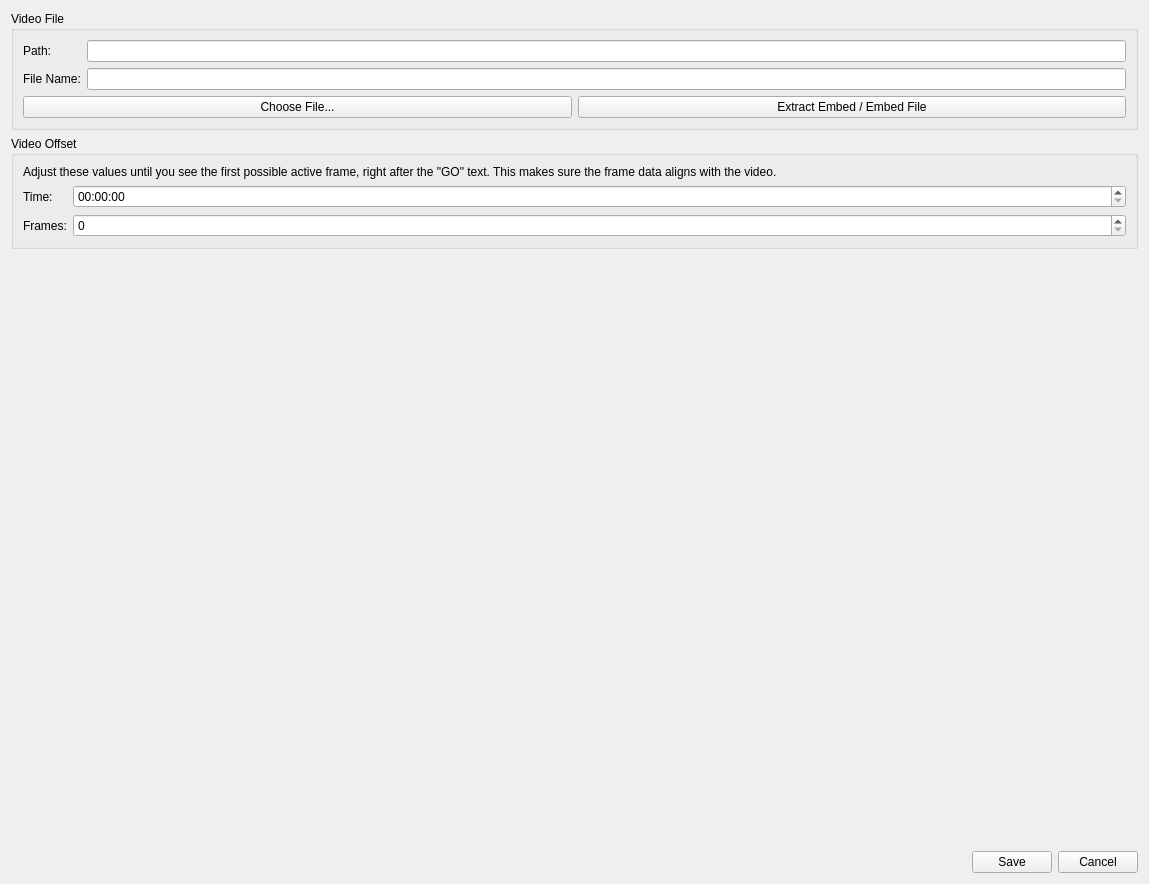
Old version of the form application/forms/VideoAssociatorDialog.ui in the repository reframedultimate/ReFramed.
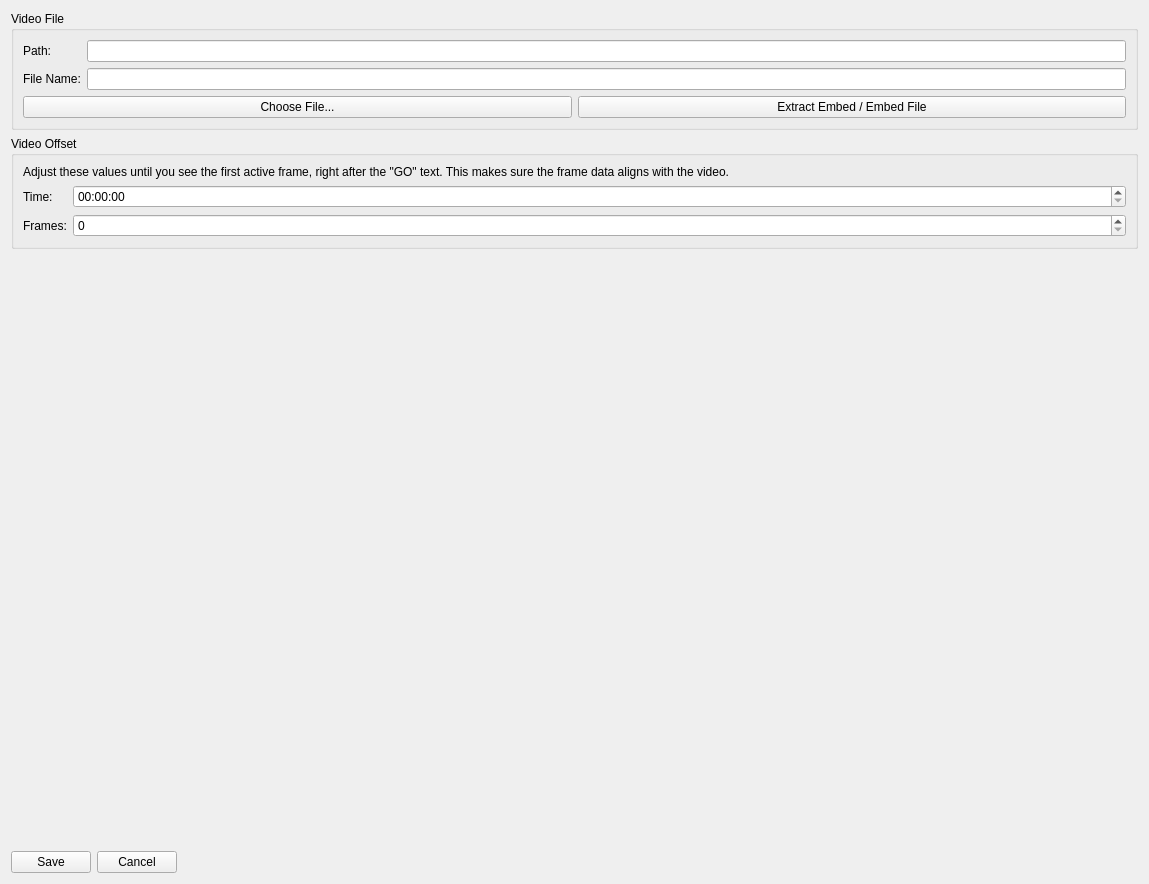
New version of the form.

Commit message: Show error if video plugin couldn't be found in video associator

What changed in the file:
```diff
--- a/application/forms/VideoAssociatorDialog.ui
+++ b/application/forms/VideoAssociatorDialog.ui
@@ -93,7 +93,7 @@
       <item row="0" column="0" colspan="2">
        <widget class="QLabel" name="label_5">
         <property name="text">
-         <string>Adjust these values until you see the first possible active frame, right after the &quot;GO&quot; text. This makes sure the frame data aligns with the video.</string>
+         <string>Adjust these values until you see the first active frame, right after the &quot;GO&quot; text. This makes sure the frame data aligns with the video.</string>
         </property>
         <property name="wordWrap">
          <bool>true</bool>
@@ -111,13 +111,27 @@
      <property name="sizeHint" stdset="0">
       <size>
        <width>20</width>
-       <height>366</height>
+       <height>392</height>
       </size>
      </property>
     </spacer>
    </item>
    <item row="3" column="0">
     <layout class="QHBoxLayout" name="horizontalLayout">
+     <item>
+      <widget class="QPushButton" name="pushButton_save">
+       <property name="text">
+        <string>Save</string>
+       </property>
+      </widget>
+     </item>
+     <item>
+      <widget class="QPushButton" name="pushButton_cancel">
+       <property name="text">
+        <string>Cancel</string>
+       </property>
+      </widget>
+     </item>
      <item>
       <spacer name="horizontalSpacer">
        <property name="orientation">
@@ -131,20 +145,6 @@
        </property>
       </spacer>
      </item>
-     <item>
-      <widget class="QPushButton" name="pushButton_save">
-       <property name="text">
-        <string>Save</string>
-       </property>
-      </widget>
-     </item>
-     <item>
-      <widget class="QPushButton" name="pushButton_cancel">
-       <property name="text">
-        <string>Cancel</string>
-       </property>
-      </widget>
-     </item>
     </layout>
    </item>
   </layout>
```
Left out of the diff: 6 changed lines with no effect on the pictures. The commit also changes 1 other file.
